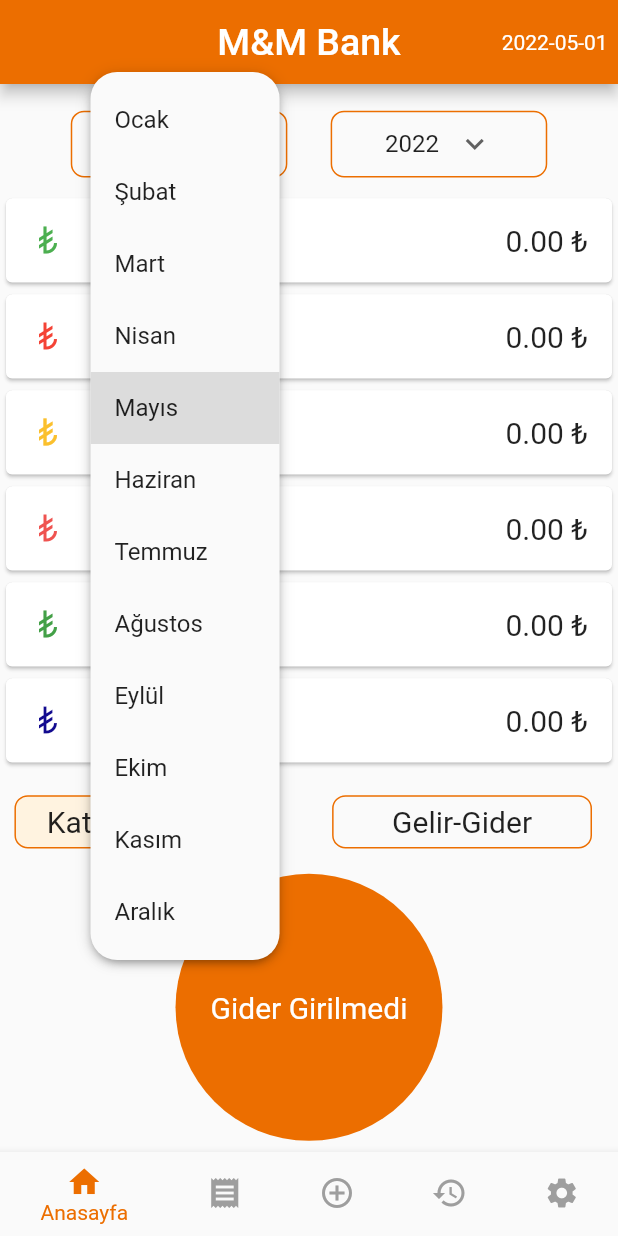
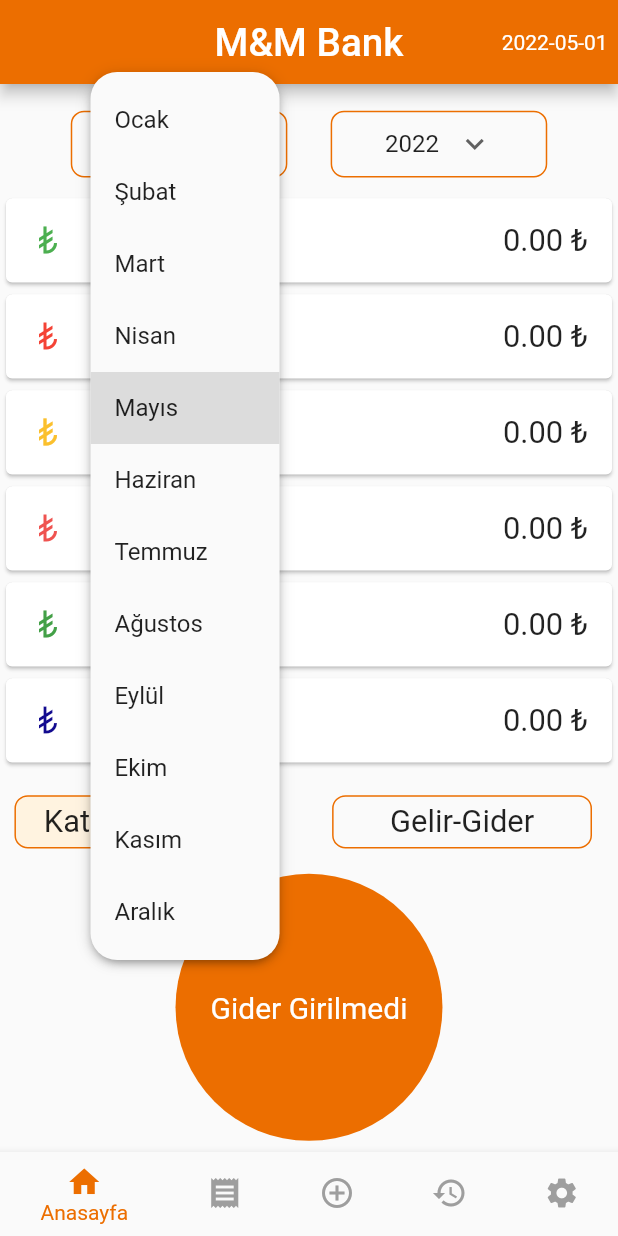
Before and after one commit to mertcanerbasi/green-account, a Flutter app: the screen it shows after launch, after a tap on "Mayıs", on a phone screen of 412 x 824 dp. Run offline on Flutter 3.47's test engine with Material 2 defaults, Android fonts, the phone set to English and light mode, and no system bars; drawn by our look-alikes of pie_chart; our stand-ins replace charts_flutter, google_fonts, shared_preferences; Roboto replaces fonts that are missing (Genos).

Commit message:
AdaptiveText

```diff
--- a/greenaccount/lib/pages/edit_balance/edit_balance_page.dart
+++ b/greenaccount/lib/pages/edit_balance/edit_balance_page.dart
@@ -6,6 +6,7 @@
 import '../../models/language_model.dart';
 import '../../models/theme_model.dart';
 import '../../utils/adaptivescreensize.dart';
+import '../../utils/adaptivetextsize.dart';
 import '../../utils/colors.dart';
 import '../../utils/expense_categories.dart';
 
@@ -124,7 +125,9 @@
                               languageNotifier.lang == "en"
                                   ? "Expense"
                                   : "Gider",
-                              style: const TextStyle(fontSize: 20)),
+                              style: TextStyle(
+                                  fontSize: const AdaptiveTextSize()
+                                      .getadaptiveTextSize(context, 20))),
                         ),
                       ),
                     ),
@@ -156,7 +159,9 @@
                               languageNotifier.lang == "en"
                                   ? "Income"
                                   : "Gelir",
-                              style: const TextStyle(fontSize: 20)),
+                              style: TextStyle(
+                                  fontSize: const AdaptiveTextSize()
+                                      .getadaptiveTextSize(context, 20))),
                         ),
                       ),
                     ),
@@ -215,6 +220,7 @@
                           child: TextFormField(
                             autocorrect: false,
                             cursorColor: primaryOrange,
+                            maxLength: 10,
                             controller: _tutarController,
                             keyboardType: const TextInputType.numberWithOptions(
                                 decimal: true),
--- a/greenaccount/lib/pages/history_page/history_page.dart
+++ b/greenaccount/lib/pages/history_page/history_page.dart
@@ -8,6 +8,7 @@
 import '../../models/language_model.dart';
 import '../../models/theme_model.dart';
 import '../../utils/adaptivescreensize.dart';
+import '../../utils/adaptivetextsize.dart';
 
 class HistoryPage extends StatefulWidget {
   const HistoryPage({Key? key}) : super(key: key);
@@ -110,7 +111,9 @@
                         languageNotifier.lang == "en"
                             ? "No History Record Found"
                             : "Geçmiş Kayıt Bulunmuyor",
-                        style: const TextStyle(fontSize: 20),
+                        style: TextStyle(
+                            fontSize: const AdaptiveTextSize()
+                                .getadaptiveTextSize(context, 20)),
                       ),
                     ),
                   ],
--- a/greenaccount/lib/pages/home_page.dart
+++ b/greenaccount/lib/pages/home_page.dart
@@ -4,6 +4,7 @@
 import 'package:greenaccount/pages/income_expense_page/income_expense_page.dart';
 import 'package:greenaccount/pages/settings_page/settings_page.dart';
 import 'package:greenaccount/pages/summary_page/summary_page.dart';
+import 'package:greenaccount/utils/adaptivetextsize.dart';
 import 'package:greenaccount/utils/colors.dart';
 import 'package:provider/provider.dart';
 import '../models/language_model.dart';
@@ -43,7 +44,8 @@
           title: Text(
             'M&M Bank',
             style: GoogleFonts.genos(
-              fontSize: 25,
+              fontSize:
+                  const AdaptiveTextSize().getadaptiveTextSize(context, 25),
             ),
           ),
           actions: [
--- a/greenaccount/lib/pages/income_expense_page/income_expense_page.dart
+++ b/greenaccount/lib/pages/income_expense_page/income_expense_page.dart
@@ -8,6 +8,7 @@
 import '../../models/theme_model.dart';
 import '../../services/sharedPref.dart';
 import '../../utils/adaptivescreensize.dart';
+import '../../utils/adaptivetextsize.dart';
 
 class IncomeExpensePage extends StatefulWidget {
   const IncomeExpensePage({Key? key}) : super(key: key);
@@ -98,7 +99,8 @@
                         top: const AdaptiveScreenSize()
                             .getadaptiveScreenSizeHeight(context, 20)),
                     child: SizedBox(
-                      height: 50,
+                      height: const AdaptiveScreenSize()
+                          .getadaptiveScreenSizeHeight(context, 50),
                       child: Padding(
                         padding: EdgeInsets.symmetric(
                             horizontal: const AdaptiveScreenSize()
@@ -119,8 +121,9 @@
                                             ? "Debt"
                                             : "Borç",
                                         textAlign: TextAlign.start,
-                                        style: const TextStyle(
-                                          fontSize: 15,
+                                        style: TextStyle(
+                                          fontSize: const AdaptiveTextSize()
+                                              .getadaptiveTextSize(context, 15),
                                         ),
                                       ),
                                     ),
@@ -138,8 +141,9 @@
                                             ? "Paid"
                                             : "Ödenen",
                                         textAlign: TextAlign.start,
-                                        style: const TextStyle(
-                                          fontSize: 15,
+                                        style: TextStyle(
+                                          fontSize: const AdaptiveTextSize()
+                                              .getadaptiveTextSize(context, 15),
                                         ),
                                       ),
                                     ),
@@ -157,8 +161,9 @@
                                             ? "Remained"
                                             : "Kalan",
                                         textAlign: TextAlign.start,
-                                        style: const TextStyle(
-                                          fontSize: 15,
+                                        style: TextStyle(
+                                          fontSize: const AdaptiveTextSize()
+                                              .getadaptiveTextSize(context, 15),
                                         ),
                                       ),
                                     ),
@@ -178,8 +183,9 @@
                                       child: Text(
                                         "${oCcy.format(_debtAmount)} ₺",
                                         textAlign: TextAlign.start,
-                                        style: const TextStyle(
-                                          fontSize: 15,
+                                        style: TextStyle(
+                                          fontSize: const AdaptiveTextSize()
+                                              .getadaptiveTextSize(context, 15),
                                         ),
                                       ),
                                     ),
@@ -195,8 +201,9 @@
                                       child: Text(
                                         "${oCcy.format(_paidAmount)} ₺",
                                         textAlign: TextAlign.start,
-                                        style: const TextStyle(
-                                          fontSize: 15,
+                                        style: TextStyle(
+                                          fontSize: const AdaptiveTextSize()
+                                              .getadaptiveTextSize(context, 15),
                                         ),
                                       ),
                                     ),
@@ -212,8 +219,9 @@
                                       child: Text(
                                         "${oCcy.format(_remainingAmount)} ₺",
                                         textAlign: TextAlign.start,
-                                        style: const TextStyle(
-                                          fontSize: 15,
+                                        style: TextStyle(
+                                          fontSize: const AdaptiveTextSize()
+                                              .getadaptiveTextSize(context, 15),
                                         ),
                                       ),
                                     ),
@@ -472,7 +480,7 @@
                                             child: Container(
                                               height: const AdaptiveScreenSize()
                                                   .getadaptiveScreenSizeHeight(
-                                                      context, 70),
+                                                      context, 90),
                                               decoration: BoxDecoration(
                                                 borderRadius: BorderRadius.all(
                                                     Radius.circular(
@@ -483,6 +491,7 @@
                                                     width: 0.5,
                                                     color: Colors.black),
                                               ),
+                                              child: Center(
                                                 child: ListTile(
                                                   leading: _selectedExpenseList?[
                                                                   index]
@@ -497,7 +506,8 @@
                                                                   .kategori ==
                                                               "Fatura"
                                                           ? const Icon(
-                                                            Icons.receipt_long,
+                                                              Icons
+                                                                  .receipt_long,
                                                               color: primaryRed,
                                                             )
                                                           : _selectedExpenseList?[
@@ -536,7 +546,8 @@
                                                   trailing: Checkbox(
                                                       fillColor:
                                                           MaterialStateProperty
-                                                            .all(primaryOrange),
+                                                              .all(
+                                                                  primaryOrange),
                                                       value:
                                                           _selectedExpenseList?[
                                                                   index]
@@ -564,6 +575,7 @@
                                                         });
                                                         _updateDebtPaid();
                                                       }),
+                                                ),
                                               ),
                                             ),
                                           )),
@@ -594,7 +606,10 @@
                                         languageNotifier.lang == "en"
                                             ? "No Expense Entry"
                                             : "Gider kaydı bulunmuyor",
-                                        style: const TextStyle(fontSize: 20),
+                                        style: TextStyle(
+                                            fontSize: const AdaptiveTextSize()
+                                                .getadaptiveTextSize(
+                                                    context, 20)),
                                       ),
                                     ),
                                   ],
--- a/greenaccount/lib/pages/income_expense_page/widgets/title_widget.dart
+++ b/greenaccount/lib/pages/income_expense_page/widgets/title_widget.dart
@@ -1,37 +1,44 @@
 import 'package:flutter/material.dart';
+import 'package:greenaccount/utils/adaptivescreensize.dart';
 
+import '../../../utils/adaptivetextsize.dart';
 import '../../../utils/colors.dart';
 
 class TitleWidget extends StatelessWidget {
   final String title;
   final double amount;
-  const TitleWidget({Key? key, required this.title, required this.amount}) : super(key: key);
+  const TitleWidget({Key? key, required this.title, required this.amount})
+      : super(key: key);
 
   @override
   Widget build(BuildContext context) {
     return Container(
-      height: 50,
+      height: AdaptiveScreenSize().getadaptiveScreenSizeHeight(context, 50),
       decoration: BoxDecoration(
         borderRadius: const BorderRadius.all(Radius.circular(10)),
         border: Border.all(width: 2, color: primaryOrange),
       ),
       child: Padding(
-        padding: const EdgeInsets.symmetric(horizontal: 20),
+        padding: EdgeInsets.symmetric(
+            horizontal:
+                AdaptiveScreenSize().getadaptiveScreenSizeWidth(context, 20)),
         child: Row(
           children: [
             Text(
               title,
               textAlign: TextAlign.start,
-              style: const TextStyle(
-                fontSize: 30,
+              style: TextStyle(
+                fontSize:
+                    const AdaptiveTextSize().getadaptiveTextSize(context, 30),
               ),
             ),
             const Spacer(),
             Text(
               amount.toString(),
               textAlign: TextAlign.start,
-              style: const TextStyle(
-                fontSize: 30,
+              style: TextStyle(
+                fontSize:
+                    const AdaptiveTextSize().getadaptiveTextSize(context, 30),
               ),
             ),
           ],
--- a/greenaccount/lib/pages/settings_page/settings_page.dart
+++ b/greenaccount/lib/pages/settings_page/settings_page.dart
@@ -12,6 +12,7 @@
 import '../../models/language_model.dart';
 import '../../models/theme_model.dart';
 import '../../utils/adaptivescreensize.dart';
+import '../../utils/adaptivetextsize.dart';
 
 class SettingsPage extends StatefulWidget {
   const SettingsPage({Key? key}) : super(key: key);
@@ -73,7 +74,9 @@
                   languageNotifier.lang == "en"
                       ? "Clear Data"
                       : "Verileri temizle",
-                  style: const TextStyle(fontSize: 20),
+                  style: TextStyle(
+                      fontSize: const AdaptiveTextSize()
+                          .getadaptiveTextSize(context, 20)),
                 ),
                 trailing: Icon(
                   Icons.adaptive.arrow_forward,
@@ -120,7 +123,9 @@
                 ),
                 title: Text(
                   languageNotifier.lang == "en" ? "Language" : "Dil",
-                  style: const TextStyle(fontSize: 20),
+                  style: TextStyle(
+                      fontSize: const AdaptiveTextSize()
+                          .getadaptiveTextSize(context, 20)),
                 ),
                 trailing: Icon(
                   Icons.adaptive.arrow_forward,
--- a/greenaccount/lib/pages/settings_page/widgets/settings_listtile_widget.dart
+++ b/greenaccount/lib/pages/settings_page/widgets/settings_listtile_widget.dart
@@ -3,6 +3,7 @@
 
 import '../../../models/theme_model.dart';
 import '../../../utils/adaptivescreensize.dart';
+import '../../../utils/adaptivetextsize.dart';
 
 class SettingsListTileWidget extends StatefulWidget {
   final String text;
@@ -34,7 +35,9 @@
             leading: widget.icon,
             title: Text(
               widget.text,
-              style: const TextStyle(fontSize: 20),
+              style: TextStyle(
+                  fontSize: const AdaptiveTextSize()
+                      .getadaptiveTextSize(context, 20)),
             ),
             trailing: Icon(
               Icons.adaptive.arrow_forward,
--- a/greenaccount/lib/pages/settings_page/widgets/settings_switchtile_widget.dart
+++ b/greenaccount/lib/pages/settings_page/widgets/settings_switchtile_widget.dart
@@ -3,6 +3,7 @@
 
 import '../../../models/theme_model.dart';
 import '../../../utils/adaptivescreensize.dart';
+import '../../../utils/adaptivetextsize.dart';
 
 class SettingsSwitchTileWidget extends StatefulWidget {
   final String text;
@@ -30,7 +31,9 @@
           leading: const Icon(Icons.color_lens),
           title: Text(
             widget.text,
-            style: const TextStyle(fontSize: 20),
+            style: TextStyle(
+                fontSize:
+                    const AdaptiveTextSize().getadaptiveTextSize(context, 20)),
           ),
           trailing: Switch.adaptive(
               activeColor: Colors.black,
--- a/greenaccount/lib/pages/summary_page/summary_page.dart
+++ b/greenaccount/lib/pages/summary_page/summary_page.dart
@@ -9,6 +9,7 @@
 import '../../models/theme_model.dart';
 import '../../services/sharedPref.dart';
 import '../../utils/adaptivescreensize.dart';
+import '../../utils/adaptivetextsize.dart';
 import '../../utils/colors.dart';
 import '../../utils/months_years.dart';
 
@@ -303,7 +304,9 @@
                         : const Text("Toplam Gelir"),
                     trailing: Text(
                       "${oCcy.format(_incomeAmount)} ₺",
-                      style: const TextStyle(fontSize: 20),
+                      style: TextStyle(
+                          fontSize: const AdaptiveTextSize()
+                              .getadaptiveTextSize(context, 20)),
                     ),
                   ),
                 ),
@@ -318,7 +321,9 @@
                         : const Text("Toplam Gider"),
                     trailing: Text(
                       "${oCcy.format(_debtAmount)} ₺",
-                      style: const TextStyle(fontSize: 20),
+                      style: TextStyle(
+                          fontSize: const AdaptiveTextSize()
+                              .getadaptiveTextSize(context, 20)),
                     ),
                   ),
                 ),
@@ -333,7 +338,9 @@
                         : const Text("Ödenen Gider"),
                     trailing: Text(
                       "${oCcy.format(_paidAmount)} ₺",
-                      style: const TextStyle(fontSize: 20),
+                      style: TextStyle(
+                          fontSize: const AdaptiveTextSize()
+                              .getadaptiveTextSize(context, 20)),
                     ),
                   ),
                 ),
@@ -348,7 +355,9 @@
                         : const Text("Kalan Gider"),
                     trailing: Text(
                       "${oCcy.format(_remainingAmount)} ₺",
-                      style: const TextStyle(fontSize: 20),
+                      style: TextStyle(
+                          fontSize: const AdaptiveTextSize()
+                              .getadaptiveTextSize(context, 20)),
                     ),
                   ),
                 ),
@@ -363,7 +372,9 @@
                         : const Text("Kalan Nakit"),
                     trailing: Text(
                       "${oCcy.format(_incomeAmount - _debtAmount)} ₺",
-                      style: const TextStyle(fontSize: 20),
+                      style: TextStyle(
+                          fontSize: const AdaptiveTextSize()
+                              .getadaptiveTextSize(context, 20)),
                     ),
                   ),
                 ),
@@ -378,7 +389,9 @@
                         : const Text("Toplam Birikim"),
                     trailing: Text(
                       "${oCcy.format(_savingsAmount)} ₺",
-                      style: const TextStyle(fontSize: 20),
+                      style: TextStyle(
+                          fontSize: const AdaptiveTextSize()
+                              .getadaptiveTextSize(context, 20)),
                     ),
                   ),
                 ),
@@ -420,10 +433,16 @@
                                     : null),
                             child: Center(
                               child: languageNotifier.lang == "en"
-                                  ? const Text("Category Details",
-                                      style: TextStyle(fontSize: 20))
-                                  : const Text("Kategori Detay",
-                                      style: TextStyle(fontSize: 20)),
+                                  ? Text("Category Details",
+                                      style: TextStyle(
+                                          fontSize: const AdaptiveTextSize()
+                                              .getadaptiveTextSize(
+                                                  context, 20)))
+                                  : Text("Kategori Detay",
+                                      style: TextStyle(
+                                          fontSize: const AdaptiveTextSize()
+                                              .getadaptiveTextSize(
+                                                  context, 20))),
                             ),
                           ),
                         ),
@@ -454,10 +473,16 @@
                                     : null),
                             child: Center(
                               child: languageNotifier.lang == "en"
-                                  ? const Text("Income-Expense",
-                                      style: TextStyle(fontSize: 20))
-                                  : const Text("Gelir-Gider",
-                                      style: TextStyle(fontSize: 20)),
+                                  ? Text("Income-Expense",
+                                      style: TextStyle(
+                                          fontSize: const AdaptiveTextSize()
+                                              .getadaptiveTextSize(
+                                                  context, 20)))
+                                  : Text("Gelir-Gider",
+                                      style: TextStyle(
+                                          fontSize: const AdaptiveTextSize()
+                                              .getadaptiveTextSize(
+                                                  context, 20))),
                             ),
                           ),
                         ),
--- /dev/null
+++ b/greenaccount/lib/utils/adaptivetextsize.dart
@@ -0,0 +1,10 @@
+import 'package:flutter/material.dart';
+
+class AdaptiveTextSize {
+  const AdaptiveTextSize();
+
+  getadaptiveTextSize(BuildContext context, dynamic value) {
+    // 720 is medium screen height
+    return (value / 400) * MediaQuery.of(context).size.width;
+  }
+}
```
Lines whose indentation alone changed are shown as unchanged.
